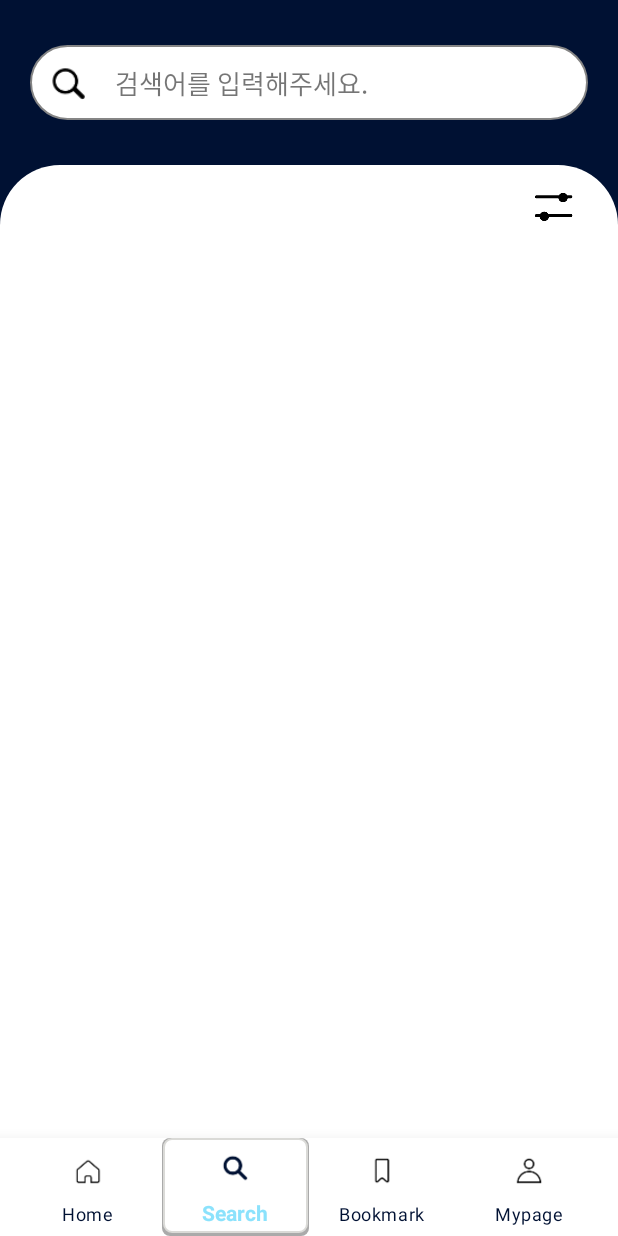
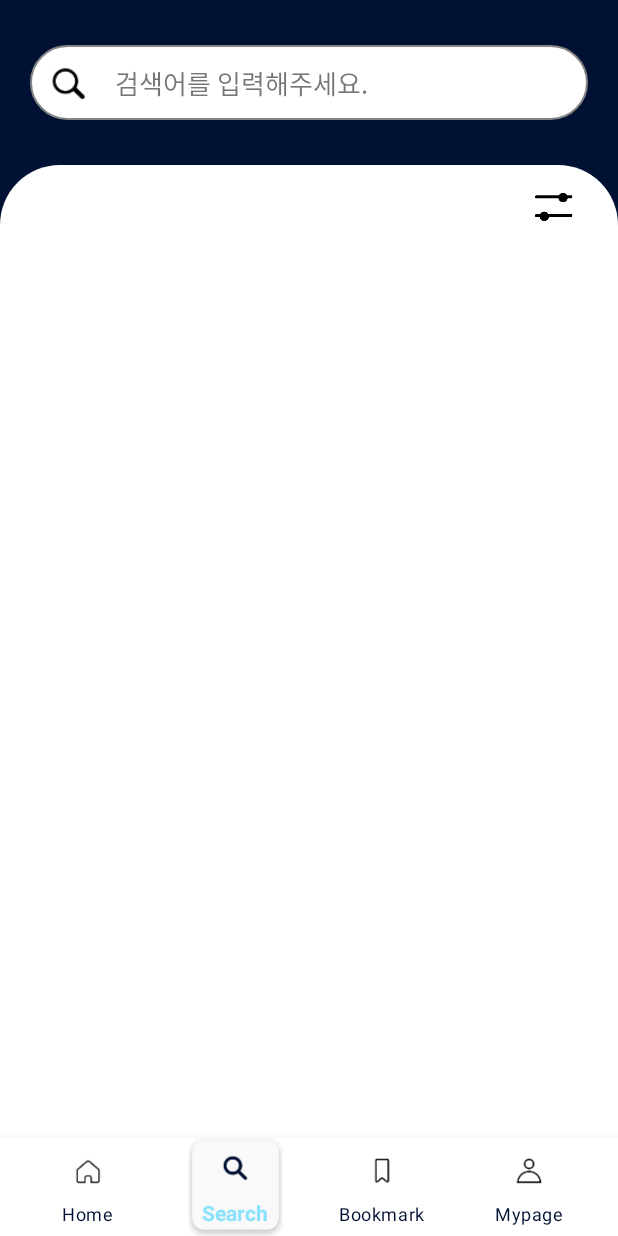
Before and after one commit to cocktail-dakk/cocktail_dakk_android, an Android app: the MainActivity screen opened directly, with no data from a screen before it, on a phone screen of 412 x 824 dp. Run offline under Robolectric (Android 15) with nearby library versions, the phone set to English and light mode, and no system bars; our stand-ins replace FlexboxLayout, Room's generated code, RxJava, navigation-ui; libraries missing offline, so code that uses them is left out: hearsilent.discreteslider; plain views replace DiscreteSlider, RealtimeBlurView, widget; pictures from the network do not load; 4 statements that could not run were skipped.

Commit message:
sherlock: Bottomnavigation 수정 6 뒤의 상자 홀쭉하게. 비율에 따라 일부 달라지게. (디자이너님이 투명배경 주시면 바꾸기)

```diff
--- a/app/src/main/res/drawable/selected_navigation_backboard.xml
+++ b/app/src/main/res/drawable/selected_navigation_backboard.xml
@@ -1,29 +1,30 @@
 <?xml version="1.0" encoding="utf-8"?>
 <selector xmlns:android="http://schemas.android.com/apk/res/android">
 <!--    // is checked-->
-    <item android:state_checked="true">
-        <layer-list>
-            <item android:drawable="@drawable/round_rect_foursoftgrey" />
+    <item android:state_checked="true"
+        android:drawable="@drawable/temp_picture">
+<!--        <layer-list>-->
+<!--            <item android:drawable="@drawable/round_rect_foursoftgrey" />-->
 
-<!--            아래 밑에 두 item은 그림자를 위함-->
-            <item >
-                <shape
-                    android:shape="rectangle">
-                    <solid android:color="@android:color/darker_gray" />
-                    <corners android:radius="5dp"/>
-                </shape>
-            </item>
+<!--&lt;!&ndash;            아래 밑에 두 item은 그림자를 위함&ndash;&gt;-->
+<!--            <item >-->
+<!--                <shape-->
+<!--                    android:shape="rectangle">-->
+<!--                    <solid android:color="@android:color/darker_gray" />-->
+<!--                    <corners android:radius="5dp"/>-->
+<!--                </shape>-->
+<!--            </item>-->
 
-            <item android:right="1dp" android:left="1dp" android:bottom="2dp">
-                <shape
-                    android:shape="rectangle">
-                    <solid android:color="@android:color/white"/>
-                    <stroke android:width="1dp"
-                        android:color="#dadad7" />
-                    <corners android:radius="5dp"/>
-                </shape>
-            </item>
-        </layer-list>
+<!--            <item android:right="1dp" android:left="1dp" android:bottom="2dp">-->
+<!--                <shape-->
+<!--                    android:shape="rectangle">-->
+<!--                    <solid android:color="@android:color/white"/>-->
+<!--                    <stroke android:width="1dp"-->
+<!--                        android:color="#dadad7" />-->
+<!--                    <corners android:radius="5dp"/>-->
+<!--                </shape>-->
+<!--            </item>-->
+<!--        </layer-list>-->
     </item>
 
 <!--    // false 인 경우-->
--- a/app/src/main/res/layout/activity_main.xml
+++ b/app/src/main/res/layout/activity_main.xml
@@ -149,6 +149,7 @@
             android:layout_height="65dp"
             android:background="@drawable/shape_rect_white"
             android:backgroundTint="@android:color/transparent"
+
             app:itemBackground="@drawable/selected_navigation_backboard"
             app:itemIconSize="28dp"
             app:labelVisibilityMode="labeled"
```
Also changed, not shown: app/src/main/res/drawable/temp_picture.png.
